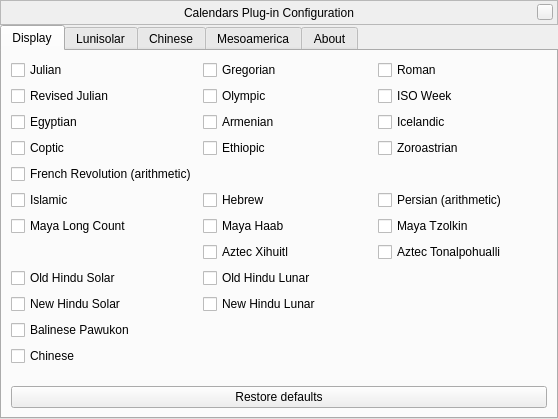
Above: plugins/Calendars/src/gui/calendarsDialog.ui from Stellarium/stellarium before the change. Below: the same form after it.
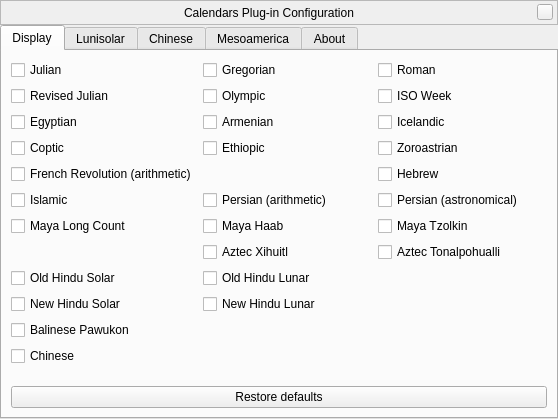
That is the form after the change. Icons and pictures are not drawn. Custom widgets are drawn as their Qt base class.

Commit message: Add Persian Astronomical calendar - not correct yet - most likely due to buggy astro functions...

The edit to the form file:
```diff
--- a/plugins/Calendars/src/gui/calendarsDialog.ui
+++ b/plugins/Calendars/src/gui/calendarsDialog.ui
@@ -182,13 +182,6 @@
            </property>
           </widget>
          </item>
-         <item row="5" column="1">
-          <widget class="QCheckBox" name="hebrewCheckBox">
-           <property name="text">
-            <string comment="calendar">Hebrew</string>
-           </property>
-          </widget>
-         </item>
          <item row="7" column="2">
           <widget class="QCheckBox" name="aztecTonalpohualliCheckBox">
            <property name="text">
@@ -294,13 +287,6 @@
            </property>
           </widget>
          </item>
-         <item row="5" column="2">
-          <widget class="QCheckBox" name="persianArithmeticCheckBox">
-           <property name="text">
-            <string>Persian (arithmetic)</string>
-           </property>
-          </widget>
-         </item>
          <item row="3" column="2">
           <widget class="QCheckBox" name="zoroastrianCheckBox">
            <property name="text">
@@ -336,6 +322,27 @@
            </property>
           </widget>
          </item>
+         <item row="4" column="2">
+          <widget class="QCheckBox" name="hebrewCheckBox">
+           <property name="text">
+            <string comment="calendar">Hebrew</string>
+           </property>
+          </widget>
+         </item>
+         <item row="5" column="1">
+          <widget class="QCheckBox" name="persianArithmeticCheckBox">
+           <property name="text">
+            <string>Persian (arithmetic)</string>
+           </property>
+          </widget>
+         </item>
+         <item row="5" column="2">
+          <widget class="QCheckBox" name="persianAstronomicalCheckBox">
+           <property name="text">
+            <string>Persian (astronomical)</string>
+           </property>
+          </widget>
+         </item>
         </layout>
        </item>
        <item>
```
The commit also changes 8 other files.
